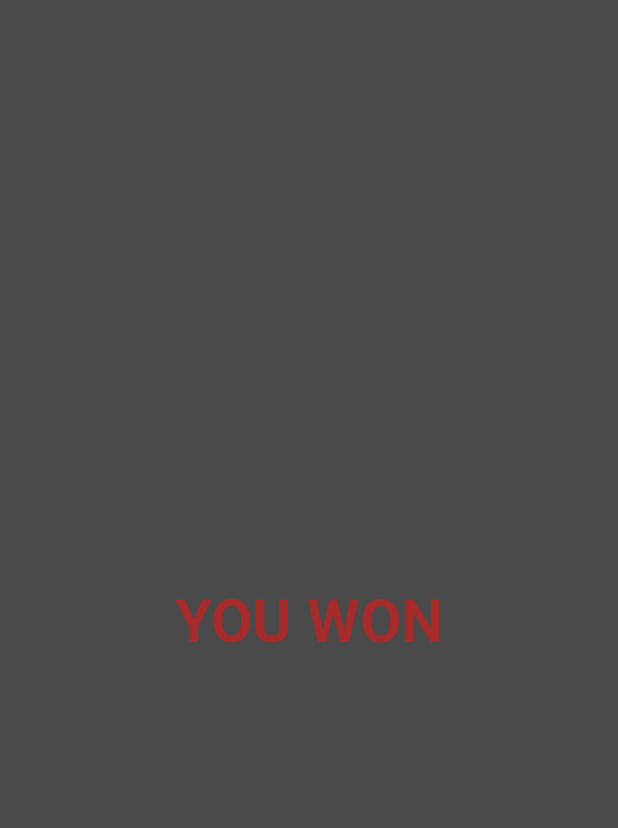
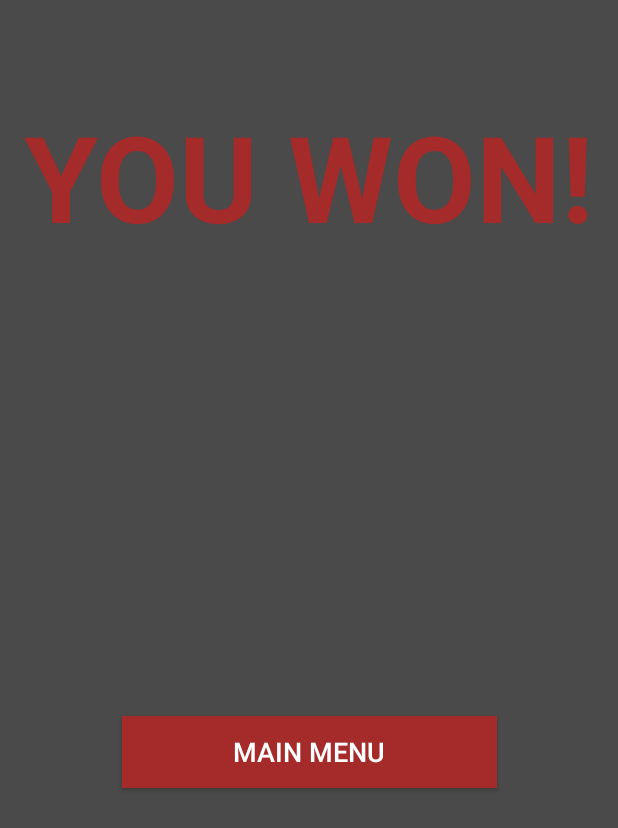
Before and after one commit to johanneswolfgruber/Learn-To-Listen, an Android app: the layout winning.xml on its own in the app's theme, with its tools: preview values and no code run, on a phone screen of 412 x 824 dp. Shown: the top 828 px of the screen. Run offline under Robolectric (Android 15) with nearby library versions, the phone set to English and light mode, and no system bars.

Commit message:
Added Button to WinningDialog

```diff
--- a/app/src/main/java/com/johanneswolfgruber/learntolisten/GameActivity.java
+++ b/app/src/main/java/com/johanneswolfgruber/learntolisten/GameActivity.java
@@ -15,6 +15,7 @@ import android.view.Window;
 import android.view.WindowManager;
 import android.view.animation.Animation;
 import android.view.animation.AnimationUtils;
+import android.widget.Button;
 import android.widget.ImageButton;
 import android.widget.ImageView;
 import android.widget.LinearLayout;
@@ -586,6 +587,13 @@ public class GameActivity extends AppCompatActivity implements TextToSpeech.OnIn
                             android.R.style.Theme_Translucent_NoTitleBar_Fullscreen);
                     winnerDialog.setContentView(R.layout.winning);
                     winnerDialog.show();
+                    Button mMainButton = (Button) winnerDialog.findViewById(R.id.main_menu_button);
+                    mMainButton.setOnClickListener(new View.OnClickListener() {
+                        @Override
+                        public void onClick(View v) {
+                            finish();
+                        }
+                    });
                 }
 
                 /*
--- a/app/src/main/res/layout/winning.xml
+++ b/app/src/main/res/layout/winning.xml
@@ -10,16 +10,33 @@
         android:id="@+id/winning_text_view"
         android:layout_width="wrap_content"
         android:layout_height="wrap_content"
+        android:layout_marginLeft="8dp"
+        android:layout_marginRight="8dp"
+        android:layout_marginTop="64dp"
+        android:text="YOU WON!"
+        android:textColor="@color/colorPrimaryDark"
+        android:textSize="80sp"
+        android:textStyle="bold"
+        app:layout_constraintLeft_toLeftOf="parent"
+        app:layout_constraintRight_toRightOf="parent"
+        app:layout_constraintTop_toTopOf="parent"
+        app:layout_constraintHorizontal_bias="0.502" />
+
+    <Button
+        android:id="@+id/main_menu_button"
+        style="@style/Widget.AppCompat.Button.Colored"
+        android:layout_width="250dp"
+        android:layout_height="wrap_content"
         android:layout_marginBottom="8dp"
         android:layout_marginLeft="8dp"
         android:layout_marginRight="8dp"
         android:layout_marginTop="8dp"
-        android:text="YOU WON"
-        android:textColor="@color/colorPrimaryDark"
-        android:textSize="40sp"
-        android:textStyle="bold"
+        android:background="@color/colorAccent"
+        android:textSize="18sp"
+        android:text="Main Menu"
         app:layout_constraintBottom_toBottomOf="parent"
         app:layout_constraintLeft_toLeftOf="parent"
         app:layout_constraintRight_toRightOf="parent"
-        app:layout_constraintTop_toTopOf="parent" />
+        app:layout_constraintTop_toBottomOf="@+id/winning_text_view"
+        app:layout_constraintVertical_bias="0.507" />
 </android.support.constraint.ConstraintLayout>
```
